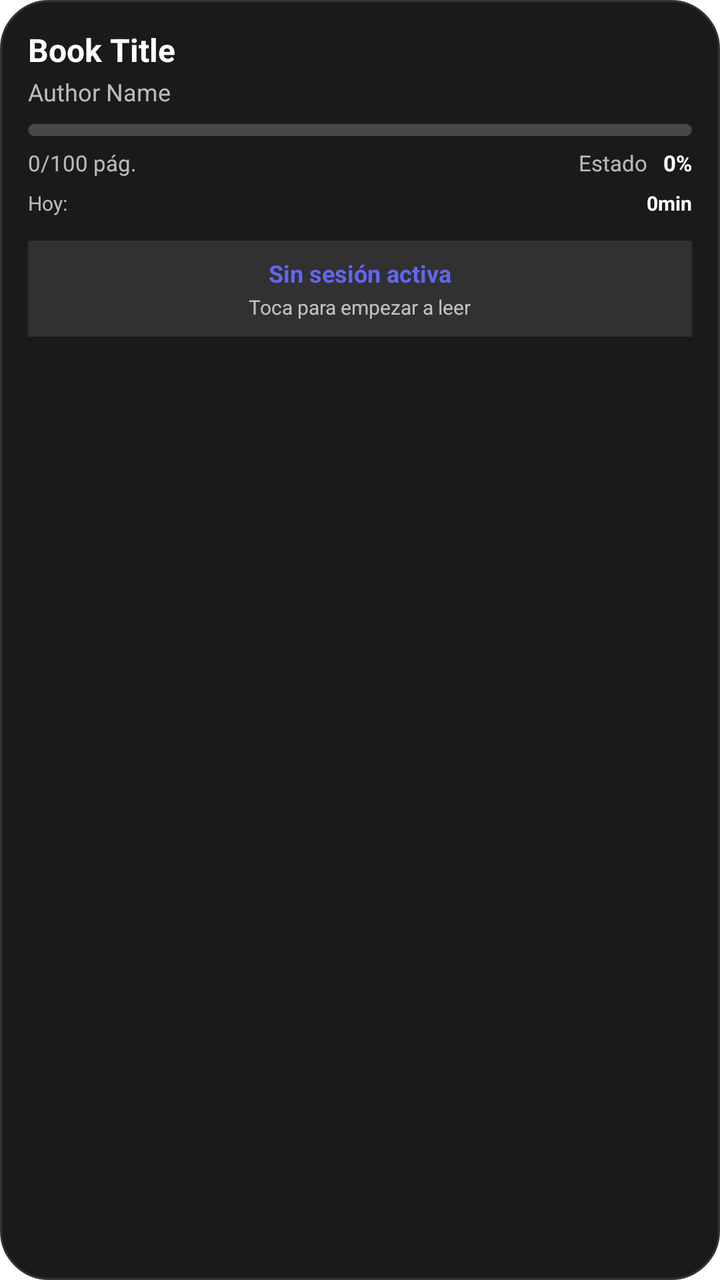
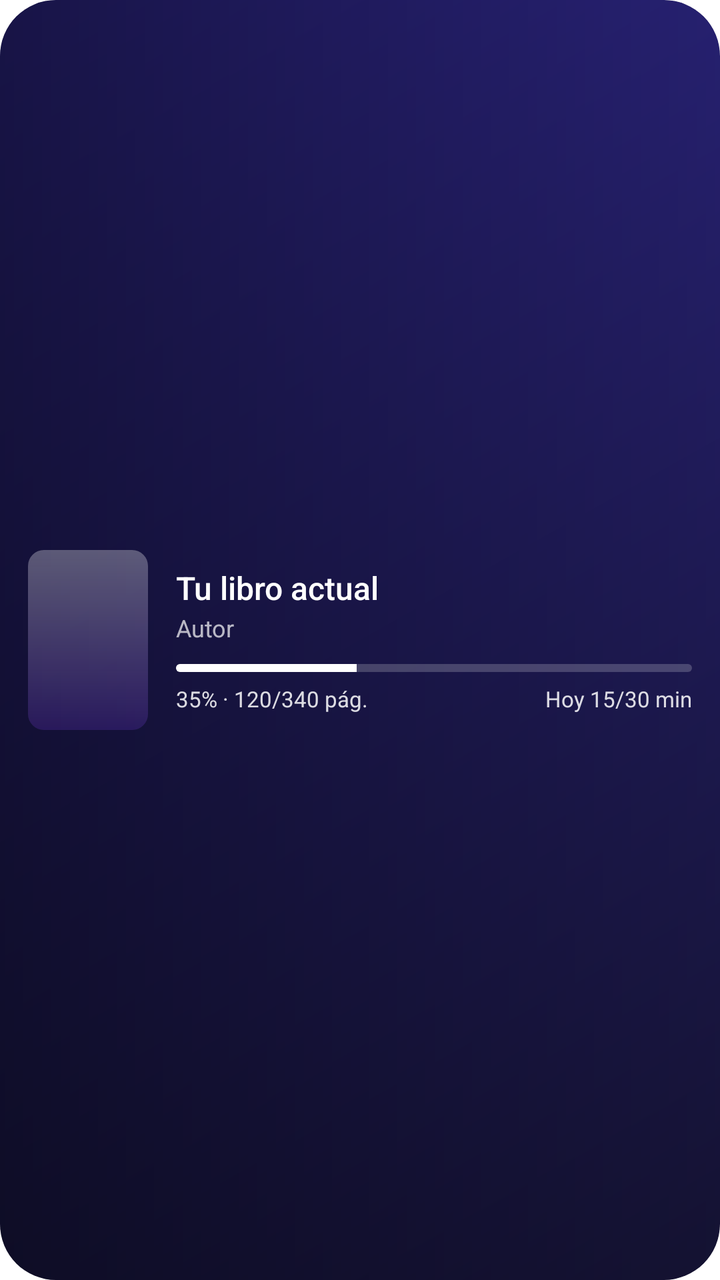

Screens rendered from an Android XML layout before and after an edit, with the pre-edit source and the edit as a unified diff.
<!-- AndroidManifest.xml: fallback theme Theme.MaterialComponents.DayNight.NoActionBar -->
<!-- res/layout/book_tracker_widget.xml -->
<?xml version="1.0" encoding="utf-8"?>
<LinearLayout xmlns:android="http://schemas.android.com/apk/res/android"
    android:id="@+id/widget_main_layout"
    android:layout_width="match_parent"
    android:layout_height="match_parent"
    android:background="@drawable/widget_background"
    android:orientation="vertical"
    android:padding="14dp">

    
    <LinearLayout
        android:id="@+id/widget_no_book_section"
        android:layout_width="match_parent"
        android:layout_height="match_parent"
        android:gravity="center"
        android:orientation="vertical"
        android:visibility="gone">

        <TextView
            android:layout_width="wrap_content"
            android:layout_height="wrap_content"
            android:text="Sin libro activo"
            android:textColor="#FFFFFF"
            android:textSize="16sp"
            android:textStyle="bold" />

        <TextView
            android:layout_width="wrap_content"
            android:layout_height="wrap_content"
            android:layout_marginTop="4dp"
            android:text="Selecciona un libro para comenzar"
            android:textColor="#B3FFFFFF"
            android:textSize="12sp" />
    </LinearLayout>

    
    <LinearLayout
        android:id="@+id/widget_content_section"
        android:layout_width="match_parent"
        android:layout_height="wrap_content"
        android:orientation="vertical">

        
        <TextView
            android:id="@+id/widget_book_title"
            android:layout_width="match_parent"
            android:layout_height="wrap_content"
            android:ellipsize="end"
            android:maxLines="2"
            android:text="Book Title"
            android:textColor="#FFFFFF"
            android:textSize="16sp"
            android:textStyle="bold" />

        <TextView
            android:id="@+id/widget_book_author"
            android:layout_width="match_parent"
            android:layout_height="wrap_content"
            android:layout_marginTop="2dp"
            android:ellipsize="end"
            android:maxLines="1"
            android:text="Author Name"
            android:textColor="#B3FFFFFF"
            android:textSize="12sp" />

        
        <LinearLayout
            android:id="@+id/widget_progress_section"
            android:layout_width="match_parent"
            android:layout_height="wrap_content"
            android:layout_marginTop="8dp"
            android:orientation="vertical">

            
            <ProgressBar
                android:id="@+id/widget_progress_bar"
                style="?android:attr/progressBarStyleHorizontal"
                android:layout_width="match_parent"
                android:layout_height="6dp"
                android:max="100"
                android:progress="0"
                android:progressDrawable="@drawable/widget_progress_bar_bg" />

            
            <LinearLayout
                android:id="@+id/widget_pages_row"
                android:layout_width="match_parent"
                android:layout_height="wrap_content"
                android:layout_marginTop="6dp"
                android:orientation="horizontal">

                <TextView
                    android:id="@+id/widget_pages_info"
                    android:layout_width="0dp"
                    android:layout_height="wrap_content"
                    android:layout_weight="1"
                    android:text="0/100 pág."
                    android:textColor="#B3FFFFFF"
                    android:textSize="11sp" />

                <TextView
                    android:id="@+id/widget_status"
                    android:layout_width="wrap_content"
                    android:layout_height="wrap_content"
                    android:text="Estado"
                    android:textColor="#B3FFFFFF"
                    android:textSize="11sp" />

                <TextView
                    android:id="@+id/widget_progress_text"
                    android:layout_width="wrap_content"
                    android:layout_height="wrap_content"
                    android:layout_marginStart="8dp"
                    android:text="0%"
                    android:textColor="#FFFFFF"
                    android:textSize="11sp"
                    android:textStyle="bold" />
            </LinearLayout>

            
            <LinearLayout
                android:id="@+id/widget_today_row"
                android:layout_width="match_parent"
                android:layout_height="wrap_content"
                android:layout_marginTop="6dp"
                android:orientation="horizontal">

                <TextView
                    android:layout_width="0dp"
                    android:layout_height="wrap_content"
                    android:layout_weight="1"
                    android:text="Hoy:"
                    android:textColor="#B3FFFFFF"
                    android:textSize="10sp" />

                <TextView
                    android:id="@+id/widget_today_session"
                    android:layout_width="wrap_content"
                    android:layout_height="wrap_content"
                    android:text="0min"
                    android:textColor="#FFFFFF"
                    android:textSize="10sp"
                    android:textStyle="bold" />
            </LinearLayout>
        </LinearLayout>

        
        <LinearLayout
            android:id="@+id/widget_session_section"
            android:layout_width="match_parent"
            android:layout_height="wrap_content"
            android:layout_marginTop="8dp"
            android:background="#1AFFFFFF"
            android:gravity="center_vertical"
            android:orientation="horizontal"
            android:paddingStart="10dp"
            android:paddingTop="6dp"
            android:paddingEnd="6dp"
            android:paddingBottom="6dp"
            android:visibility="gone">

            <LinearLayout
                android:layout_width="0dp"
                android:layout_height="wrap_content"
                android:layout_weight="1"
                android:orientation="vertical">

                <TextView
                    android:id="@+id/widget_session_label"
                    android:layout_width="wrap_content"
                    android:layout_height="wrap_content"
                    android:text="LEYENDO…"
                    android:textColor="#818CF8"
                    android:textSize="10sp"
                    android:textStyle="bold" />

                
                <Chronometer
                    android:id="@+id/widget_chronometer"
                    android:layout_width="wrap_content"
                    android:layout_height="wrap_content"
                    android:textColor="#FFFFFF"
                    android:textSize="16sp"
                    android:textStyle="bold" />
            </LinearLayout>

            <Button
                android:id="@+id/widget_pause_button"
                android:layout_width="44dp"
                android:layout_height="36dp"
                android:layout_marginEnd="6dp"
                android:background="@drawable/widget_btn_bg"
                android:contentDescription="Pausar o reanudar"
                android:padding="0dp"
                android:text="⏸"
                android:textColor="#FFFFFF"
                android:textSize="15sp" />

            <Button
                android:id="@+id/widget_finish_button"
                android:layout_width="wrap_content"
                android:layout_height="36dp"
                android:minWidth="0dp"
                android:background="@drawable/widget_btn_finish_bg"
                android:contentDescription="Finalizar la sesión"
                android:paddingStart="10dp"
                android:paddingEnd="10dp"
                android:text="✓ Finalizar"
                android:textAllCaps="false"
                android:textColor="#FFFFFF"
                android:textSize="11sp"
                android:textStyle="bold" />
        </LinearLayout>

        
        <LinearLayout
            android:id="@+id/widget_no_session_section"
            android:layout_width="match_parent"
            android:layout_height="wrap_content"
            android:layout_marginTop="12dp"
            android:background="#1AFFFFFF"
            android:gravity="center"
            android:orientation="vertical"
            android:padding="8dp"
            android:visibility="visible">

            <TextView
                android:layout_width="wrap_content"
                android:layout_height="wrap_content"
                android:text="Sin sesión activa"
                android:textColor="#6366F1"
                android:textSize="12sp"
                android:textStyle="bold" />

            <TextView
                android:layout_width="wrap_content"
                android:layout_height="wrap_content"
                android:layout_marginTop="2dp"
                android:text="Toca para empezar a leer"
                android:textColor="#B3FFFFFF"
                android:textSize="10sp" />
        </LinearLayout>
    </LinearLayout>
</LinearLayout>
<!-- resources referenced by this layout -->
<resources>
  <!-- drawable widget_background (drawable) -->
  <?xml version="1.0" encoding="utf-8"?>
  <shape xmlns:android="http://schemas.android.com/apk/res/android"
      android:shape="rectangle">
      <solid android:color="#1A1A1A" />
      <corners android:radius="24dp" />
      <stroke android:width="1dp" android:color="#333333" />
  </shape>
  <!-- drawable widget_btn_bg (drawable) -->
  <?xml version="1.0" encoding="utf-8"?>
  <shape xmlns:android="http://schemas.android.com/apk/res/android">
      <corners android:radius="16dp" />
      <solid android:color="#33FFFFFF" />
  </shape>
  <!-- drawable widget_btn_finish_bg (drawable) -->
  <?xml version="1.0" encoding="utf-8"?>
  <shape xmlns:android="http://schemas.android.com/apk/res/android">
      <corners android:radius="16dp" />
      <solid android:color="#6366F1" />
  </shape>
  <!-- drawable widget_progress_bar_bg (drawable) -->
  <?xml version="1.0" encoding="utf-8"?>
  <layer-list xmlns:android="http://schemas.android.com/apk/res/android">
      <item android:id="@android:id/background">
          <shape>
              <corners android:radius="3dp"/>
              <solid android:color="#33FFFFFF"/>
          </shape>
      </item>
      <item android:id="@android:id/progress">
          <clip>
              <shape>
                  <corners android:radius="3dp"/>
                  <solid android:color="#6366F1"/>
              </shape>
          </clip>
      </item>
  </layer-list>
</resources>

<!-- the commit's change to res/layout/book_tracker_widget.xml (unified diff, before → after) -->
@@ -1,84 +1,119 @@
 <?xml version="1.0" encoding="utf-8"?>
-<LinearLayout xmlns:android="http://schemas.android.com/apk/res/android"
-    android:id="@+id/widget_main_layout"
+<FrameLayout xmlns:android="http://schemas.android.com/apk/res/android"
+    android:id="@android:id/background"
     android:layout_width="match_parent"
     android:layout_height="match_parent"
     android:background="@drawable/widget_background"
-    android:orientation="vertical"
-    android:padding="14dp">
+    android:clipToOutline="true"
+    android:forceDarkAllowed="false">
+
+    
+    <ImageView
+        android:id="@+id/widget_ambient"
+        android:forceDarkAllowed="false"
+        android:layout_width="match_parent"
+        android:layout_height="match_parent"
+        android:importantForAccessibility="no"
+        android:scaleType="centerCrop" />
+
+    <ImageView
+        android:layout_width="match_parent"
+        android:layout_height="match_parent"
+        android:importantForAccessibility="no"
+        android:src="@drawable/widget_scrim"
+        android:scaleType="fitXY" />
 
     
     <LinearLayout
-        android:id="@+id/widget_no_book_section"
+        android:id="@+id/widget_main_layout"
         android:layout_width="match_parent"
         android:layout_height="match_parent"
-        android:gravity="center"
-        android:orientation="vertical"
-        android:visibility="gone">
-
-        <TextView
-            android:layout_width="wrap_content"
-            android:layout_height="wrap_content"
-            android:text="Sin libro activo"
-            android:textColor="#FFFFFF"
-            android:textSize="16sp"
-            android:textStyle="bold" />
-
-        <TextView
-            android:layout_width="wrap_content"
-            android:layout_height="wrap_content"
-            android:layout_marginTop="4dp"
-            android:text="Selecciona un libro para comenzar"
-            android:textColor="#B3FFFFFF"
-            android:textSize="12sp" />
-    </LinearLayout>
-
-    
-    <LinearLayout
-        android:id="@+id/widget_content_section"
-        android:layout_width="match_parent"
-        android:layout_height="wrap_content"
-        android:orientation="vertical">
+        android:gravity="center_vertical"
+        android:orientation="horizontal"
+        android:padding="14dp">
 
         
-        <TextView
-            android:id="@+id/widget_book_title"
+        <LinearLayout
+            android:id="@+id/widget_no_book_section"
             android:layout_width="match_parent"
             android:layout_height="wrap_content"
-            android:ellipsize="end"
-            android:maxLines="2"
-            android:text="Book Title"
-            android:textColor="#FFFFFF"
-            android:textSize="16sp"
-            android:textStyle="bold" />
-
-        <TextView
-            android:id="@+id/widget_book_author"
-            android:layout_width="match_parent"
+            android:orientation="vertical"
+            android:visibility="gone">
+
+            <TextView
+                android:layout_width="wrap_content"
+                android:layout_height="wrap_content"
+                android:text="Book Tracker"
+                android:textColor="#B3FFFFFF"
+                android:textSize="11sp"
+                android:textStyle="bold" />
+
+            <TextView
+                android:layout_width="wrap_content"
+                android:layout_height="wrap_content"
+                android:layout_marginTop="2dp"
+                android:fontFamily="sans-serif-medium"
+                android:text="Añade tu primer libro"
+                android:textColor="#FFFFFF"
+                android:textSize="17sp" />
+
+            <TextView
+                android:layout_width="wrap_content"
+                android:layout_height="wrap_content"
+                android:layout_marginTop="2dp"
+                android:text="Toca para empezar"
+                android:textColor="#B3FFFFFF"
+                android:textSize="12sp" />
+        </LinearLayout>
+
+        
+        <ImageView
+            android:id="@+id/widget_cover"
+            android:forceDarkAllowed="false"
+            android:layout_width="60dp"
+            android:layout_height="90dp"
+            android:contentDescription="Portada"
+            android:scaleType="centerCrop"
+            android:src="@drawable/widget_cover_placeholder" />
+
+        <LinearLayout
+            android:id="@+id/widget_content_section"
+            android:layout_width="0dp"
             android:layout_height="wrap_content"
-            android:layout_marginTop="2dp"
-            android:ellipsize="end"
-            android:maxLines="1"
-            android:text="Author Name"
-            android:textColor="#B3FFFFFF"
-            android:textSize="12sp" />
-
-        
-        <LinearLayout
-            android:id="@+id/widget_progress_section"
-            android:layout_width="match_parent"
-            android:layout_height="wrap_content"
-            android:layout_marginTop="8dp"
+            android:layout_marginStart="14dp"
+            android:layout_weight="1"
             android:orientation="vertical">
 
-            
+            <TextView
+                android:id="@+id/widget_book_title"
+                android:layout_width="match_parent"
+                android:layout_height="wrap_content"
+                android:ellipsize="end"
+                android:fontFamily="sans-serif-medium"
+                android:maxLines="2"
+                android:text="Tu libro actual"
+                android:textColor="#FFFFFF"
+                android:textSize="16sp" />
+
+            <TextView
+                android:id="@+id/widget_book_author"
+                android:layout_width="match_parent"
+                android:layout_height="wrap_content"
+                android:layout_marginTop="1dp"
+                android:ellipsize="end"
+                android:maxLines="1"
+                android:text="Autor"
+                android:textColor="#B3FFFFFF"
+                android:textSize="12sp" />
+
             <ProgressBar
                 android:id="@+id/widget_progress_bar"
                 style="?android:attr/progressBarStyleHorizontal"
                 android:layout_width="match_parent"
-                android:layout_height="6dp"
+                android:layout_height="4dp"
+                android:layout_marginTop="10dp"
                 android:max="100"
-                android:progress="0"
+                android:progress="35"
                 android:progressDrawable="@drawable/widget_progress_bar_bg" />
 
             
@@ -94,151 +129,85 @@
                     android:layout_width="0dp"
                     android:layout_height="wrap_content"
                     android:layout_weight="1"
-                    android:text="0/100 pág."
-                    android:textColor="#B3FFFFFF"
+                    android:ellipsize="end"
+                    android:maxLines="1"
+                    android:text="35% · 120/340 pág."
+                    android:textColor="#D9FFFFFF"
                     android:textSize="11sp" />
-
-                <TextView
-                    android:id="@+id/widget_status"
-                    android:layout_width="wrap_content"
-                    android:layout_height="wrap_content"
-                    android:text="Estado"
-                    android:textColor="#B3FFFFFF"
-                    android:textSize="11sp" />
-
-                <TextView
-                    android:id="@+id/widget_progress_text"
-                    android:layout_width="wrap_content"
-                    android:layout_height="wrap_content"
-                    android:layout_marginStart="8dp"
-                    android:text="0%"
-                    android:textColor="#FFFFFF"
-                    android:textSize="11sp"
-                    android:textStyle="bold" />
-            </LinearLayout>
-
-            
-            <LinearLayout
-                android:id="@+id/widget_today_row"
-                android:layout_width="match_parent"
-                android:layout_height="wrap_content"
-                android:layout_marginTop="6dp"
-                android:orientation="horizontal">
-
-                <TextView
-                    android:layout_width="0dp"
-                    android:layout_height="wrap_content"
-                    android:layout_weight="1"
-                    android:text="Hoy:"
-                    android:textColor="#B3FFFFFF"
-                    android:textSize="10sp" />
 
                 <TextView
                     android:id="@+id/widget_today_session"
                     android:layout_width="wrap_content"
                     android:layout_height="wrap_content"
-                    android:text="0min"
-                    android:textColor="#FFFFFF"
-                    android:textSize="10sp"
-                    android:textStyle="bold" />
+                    android:layout_marginStart="8dp"
+                    android:maxLines="1"
+                    android:text="Hoy 15/30 min"
+                    android:textColor="#D9FFFFFF"
+                    android:textSize="11sp" />
+            </LinearLayout>
+
+            
+            <LinearLayout
+                android:id="@+id/widget_session_section"
+                android:layout_width="match_parent"
+                android:layout_height="wrap_content"
+                android:layout_marginTop="8dp"
+                android:gravity="center_vertical"
+                android:orientation="horizontal"
+                android:visibility="gone">
+
+                <LinearLayout
+                    android:layout_width="0dp"
+                    android:layout_height="wrap_content"
+                    android:layout_weight="1"
+                    android:orientation="vertical">
+
+                    <TextView
+                        android:id="@+id/widget_session_label"
+                        android:layout_width="wrap_content"
+                        android:layout_height="wrap_content"
+                        android:letterSpacing="0.08"
+                        android:text="LEYENDO"
+                        android:textColor="#B3FFFFFF"
+                        android:textSize="9sp"
+                        android:textStyle="bold" />
+
+                    
+                    <Chronometer
+                        android:id="@+id/widget_chronometer"
+                        android:layout_width="wrap_content"
+                        android:layout_height="wrap_content"
+                        android:fontFamily="sans-serif-medium"
+                        android:textColor="#FFFFFF"
+                        android:textSize="18sp" />
+                </LinearLayout>
+
+                <ImageView
+                    android:id="@+id/widget_pause_button"
+                    android:layout_width="40dp"
+                    android:layout_height="36dp"
+                    android:layout_marginEnd="6dp"
+                    android:background="@drawable/widget_btn_bg"
+                    android:contentDescription="Pausar o reanudar"
+                    android:padding="8dp"
+                    android:scaleType="centerInside"
+                    android:src="@drawable/widget_ic_pause" />
+
+                <Button
+                    android:id="@+id/widget_finish_button"
+                    android:layout_width="wrap_content"
+                    android:layout_height="36dp"
+                    android:background="@drawable/widget_btn_finish_bg"
+                    android:contentDescription="Finalizar la sesión"
+                    android:fontFamily="sans-serif-medium"
+                    android:minWidth="0dp"
+                    android:paddingStart="14dp"
+                    android:paddingEnd="14dp"
+                    android:text="Finalizar"
+                    android:textAllCaps="false"
+                    android:textColor="#111827"
+                    android:textSize="12sp" />
             </LinearLayout>
         </LinearLayout>
-
-        
-        <LinearLayout
-            android:id="@+id/widget_session_section"
-            android:layout_width="match_parent"
-            android:layout_height="wrap_content"
-            android:layout_marginTop="8dp"
-            android:background="#1AFFFFFF"
-            android:gravity="center_vertical"
-            android:orientation="horizontal"
-            android:paddingStart="10dp"
-            android:paddingTop="6dp"
-            android:paddingEnd="6dp"
-            android:paddingBottom="6dp"
-            android:visibility="gone">
-
-            <LinearLayout
-                android:layout_width="0dp"
-                android:layout_height="wrap_content"
-                android:layout_weight="1"
-                android:orientation="vertical">
-
-                <TextView
-                    android:id="@+id/widget_session_label"
-                    android:layout_width="wrap_content"
-                    android:layout_height="wrap_content"
-                    android:text="LEYENDO…"
-                    android:textColor="#818CF8"
-                    android:textSize="10sp"
-                    android:textStyle="bold" />
-
-                
-                <Chronometer
-                    android:id="@+id/widget_chronometer"
-                    android:layout_width="wrap_content"
-                    android:layout_height="wrap_content"
-                    android:textColor="#FFFFFF"
-                    android:textSize="16sp"
-                    android:textStyle="bold" />
-            </LinearLayout>
-
-            <Button
-                android:id="@+id/widget_pause_button"
-                android:layout_width="44dp"
-                android:layout_height="36dp"
-                android:layout_marginEnd="6dp"
-                android:background="@drawable/widget_btn_bg"
-                android:contentDescription="Pausar o reanudar"
-                android:padding="0dp"
-                android:text="⏸"
-                android:textColor="#FFFFFF"
-                android:textSize="15sp" />
-
-            <Button
-                android:id="@+id/widget_finish_button"
-                android:layout_width="wrap_content"
-                android:layout_height="36dp"
-                android:minWidth="0dp"
-                android:background="@drawable/widget_btn_finish_bg"
-                android:contentDescription="Finalizar la sesión"
-                android:paddingStart="10dp"
-                android:paddingEnd="10dp"
-                android:text="✓ Finalizar"
-                android:textAllCaps="false"
-                android:textColor="#FFFFFF"
-                android:textSize="11sp"
-                android:textStyle="bold" />
-        </LinearLayout>
-
-        
-        <LinearLayout
-            android:id="@+id/widget_no_session_section"
-            android:layout_width="match_parent"
-            android:layout_height="wrap_content"
-            android:layout_marginTop="12dp"
-            android:background="#1AFFFFFF"
-            android:gravity="center"
-            android:orientation="vertical"
-            android:padding="8dp"
-            android:visibility="visible">
-
-            <TextView
-                android:layout_width="wrap_content"
-                android:layout_height="wrap_content"
-                android:text="Sin sesión activa"
-                android:textColor="#6366F1"
-                android:textSize="12sp"
-                android:textStyle="bold" />
-
-            <TextView
-                android:layout_width="wrap_content"
-                android:layout_height="wrap_content"
-                android:layout_marginTop="2dp"
-                android:text="Toca para empezar a leer"
-                android:textColor="#B3FFFFFF"
-                android:textSize="10sp" />
-        </LinearLayout>
     </LinearLayout>
-</LinearLayout>
+</FrameLayout>
<!-- resource entries referenced after the edit -->
@@ -4,39 +4,74 @@
   <?xml version="1.0" encoding="utf-8"?>
   <shape xmlns:android="http://schemas.android.com/apk/res/android"
       android:shape="rectangle">
-      <solid android:color="#1A1A1A" />
-      <corners android:radius="24dp" />
-      <stroke android:width="1dp" android:color="#333333" />
+      <gradient
+          android:angle="315"
+          android:endColor="#1E1B4B"
+          android:startColor="#4338CA" />
+      <corners android:radius="@dimen/widget_corner_radius" />
   </shape>
   <!-- drawable widget_btn_bg (drawable) -->
   <?xml version="1.0" encoding="utf-8"?>
-  <shape xmlns:android="http://schemas.android.com/apk/res/android">
-      <corners android:radius="16dp" />
+  <shape xmlns:android="http://schemas.android.com/apk/res/android"
+      android:shape="rectangle">
       <solid android:color="#33FFFFFF" />
+      <corners android:radius="18dp" />
   </shape>
   <!-- drawable widget_btn_finish_bg (drawable) -->
   <?xml version="1.0" encoding="utf-8"?>
-  <shape xmlns:android="http://schemas.android.com/apk/res/android">
-      <corners android:radius="16dp" />
-      <solid android:color="#6366F1" />
+  <shape xmlns:android="http://schemas.android.com/apk/res/android"
+      android:shape="rectangle">
+      <solid android:color="#FFFFFF" />
+      <corners android:radius="18dp" />
   </shape>
+  <!-- drawable widget_cover_placeholder (drawable) -->
+  <?xml version="1.0" encoding="utf-8"?>
+  <shape xmlns:android="http://schemas.android.com/apk/res/android"
+      android:shape="rectangle">
+      <gradient
+          android:angle="270"
+          android:endColor="#337C3AED"
+          android:startColor="#4DFFFFFF" />
+      <corners android:radius="8dp" />
+  </shape>
+  <!-- drawable widget_ic_pause (drawable) -->
+  <?xml version="1.0" encoding="utf-8"?>
+  <vector xmlns:android="http://schemas.android.com/apk/res/android"
+      android:width="20dp"
+      android:height="20dp"
+      android:viewportWidth="24"
+      android:viewportHeight="24">
+      <path
+          android:fillColor="#FFFFFF"
+          android:pathData="M7,5h3.2v14H7zM13.8,5H17v14h-3.2z" />
+  </vector>
   <!-- drawable widget_progress_bar_bg (drawable) -->
   <?xml version="1.0" encoding="utf-8"?>
   <layer-list xmlns:android="http://schemas.android.com/apk/res/android">
       <item android:id="@android:id/background">
           <shape>
-              <corners android:radius="3dp"/>
-              <solid android:color="#33FFFFFF"/>
+              <corners android:radius="2dp" />
+              <solid android:color="#33FFFFFF" />
           </shape>
       </item>
       <item android:id="@android:id/progress">
           <clip>
               <shape>
-                  <corners android:radius="3dp"/>
-                  <solid android:color="#6366F1"/>
+                  <corners android:radius="2dp" />
+                  <solid android:color="#FFFFFF" />
               </shape>
           </clip>
       </item>
   </layer-list>
+  <!-- drawable widget_scrim (drawable) -->
+  <?xml version="1.0" encoding="utf-8"?>
+  <shape xmlns:android="http://schemas.android.com/apk/res/android"
+      android:shape="rectangle">
+      <gradient
+          android:angle="0"
+          android:endColor="#59000000"
+          android:startColor="#A6000000" />
+  </shape>
+  <dimen name="widget_corner_radius">24dp</dimen>
 </resources>
 
